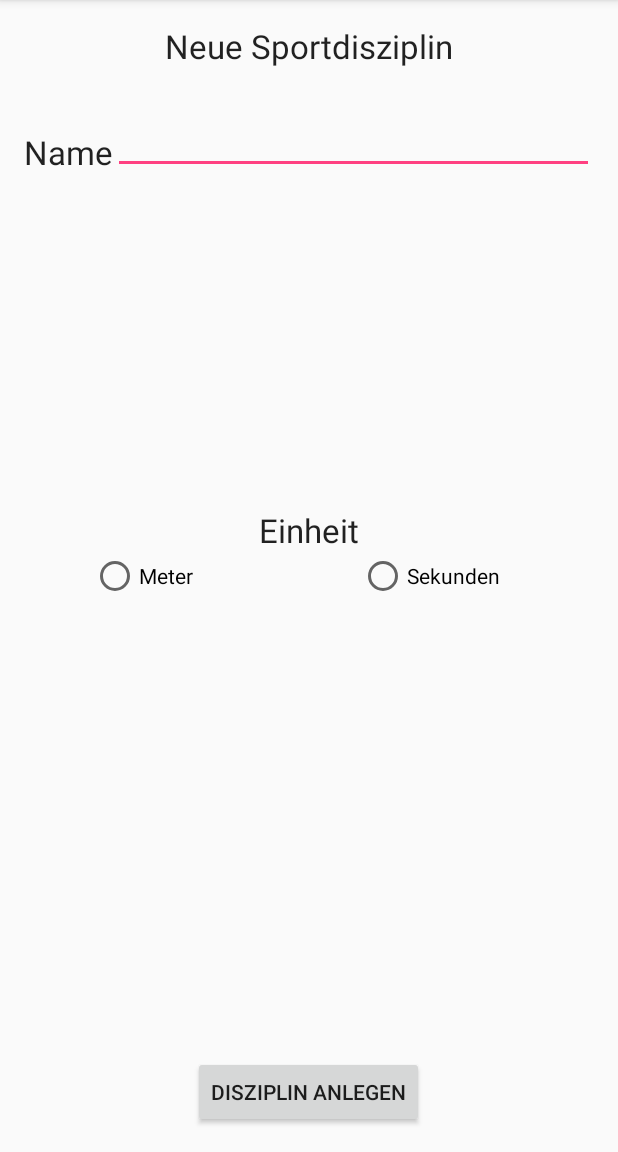
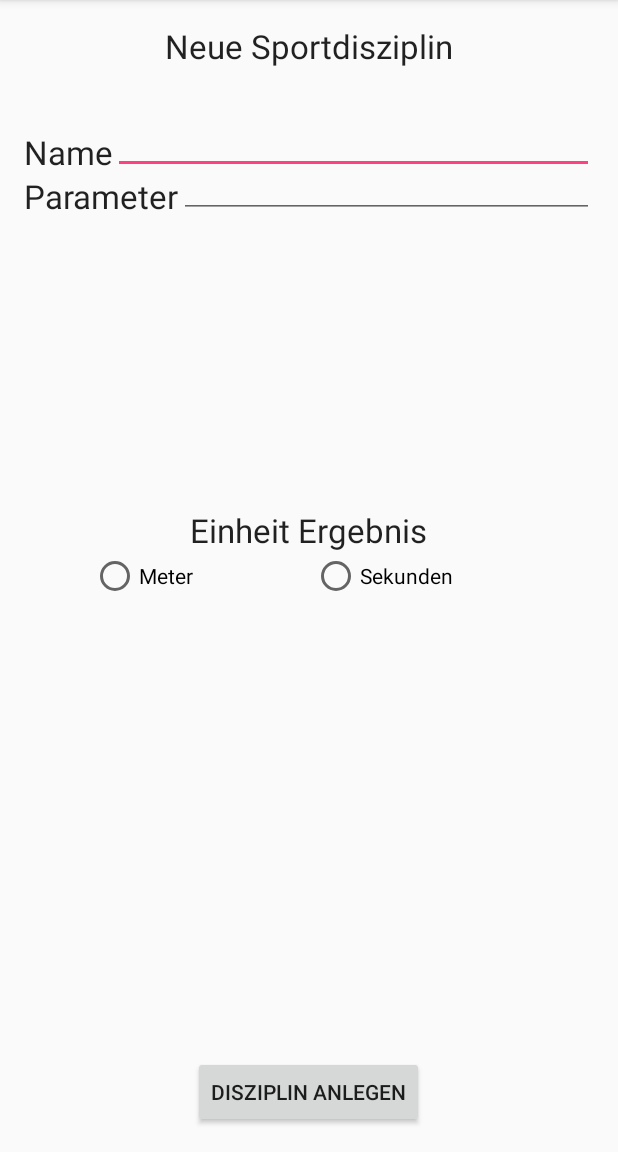
Before and after one commit to JessicaBL/Sportabzeichen_Verwaltung, an Android app: the NewSports screen opened directly, with no data from a screen before it, on a phone screen of 412 x 824 dp, the part 84-1236 px from its top. Run offline under Robolectric (Android 15) with nearby library versions, the phone set to English and light mode, and no system bars.

Commit message:
Disziplin-Eigenschaft Parameter hinzugefügt

```diff
--- a/app/src/main/java/com/mobsys/fhdortmund/sportabzeichen_verwaltung/DatabaseHelperSports.java
+++ b/app/src/main/java/com/mobsys/fhdortmund/sportabzeichen_verwaltung/DatabaseHelperSports.java
@@ -12,9 +12,10 @@ public class DatabaseHelperSports extends SQLiteOpenHelper{
     public static final String TABLE_NAME = "sports_table";
     public static final String COL_1 = "ID";
     public static final String COL_2= "NAME";
-    public static final String COL_3= "INFO";
-    public static final String COL_4= "POSITION_LAT";
-    public static final String COL_5= "POSITION_LNG";
+    public static final String COL_3= "PARAMETER";
+    public static final String COL_4= "UNIT";
+    public static final String COL_5= "POSITION_LAT";
+    public static final String COL_6= "POSITION_LNG";
 
 
 
@@ -24,7 +25,7 @@ public class DatabaseHelperSports extends SQLiteOpenHelper{
 
     @Override
     public void onCreate(SQLiteDatabase db) {
-        db.execSQL("create table " + TABLE_NAME + " (ID INTEGER PRIMARY KEY AUTOINCREMENT,NAME TEXT,INFO TEXT, POSITION_LAT TEXT, POSITION_LNG TEXT)");
+        db.execSQL("create table " + TABLE_NAME + " (ID INTEGER PRIMARY KEY AUTOINCREMENT,NAME TEXT,PARAMETER TEXT, UNIT TEXT, POSITION_LAT TEXT, POSITION_LNG TEXT)");
     }
 
     @Override
@@ -33,13 +34,14 @@ public class DatabaseHelperSports extends SQLiteOpenHelper{
         onCreate(db);
     }
 
-    public boolean insertData(String name, String info, String position_lat, String position_lng){
+    public boolean insertData(String name, String parameter, String unit, String position_lat, String position_lng){
         SQLiteDatabase db = this.getWritableDatabase();
         ContentValues contentValues = new ContentValues();
         contentValues.put(COL_2, name);
-        contentValues.put(COL_3, info);
-        contentValues.put(COL_4, position_lat);
-        contentValues.put(COL_5, position_lng);
+        contentValues.put(COL_3, parameter);
+        contentValues.put(COL_4, unit);
+        contentValues.put(COL_5, position_lat);
+        contentValues.put(COL_6, position_lng);
         long  result = db.insert(TABLE_NAME, null, contentValues);
         if(result==-1)
             return false;
@@ -53,14 +55,15 @@ public class DatabaseHelperSports extends SQLiteOpenHelper{
         return res;
     }
 
-    public boolean updateData(String id, String name, String info, String position_lat, String position_lng){
+    public boolean updateData(String id, String name, String parameter, String unit, String position_lat, String position_lng){
         SQLiteDatabase db = this.getWritableDatabase();
         ContentValues contentValues = new ContentValues();
         contentValues.put(COL_1, id);
         contentValues.put(COL_2, name);
-        contentValues.put(COL_3, info);
-        contentValues.put(COL_4, position_lat);
-        contentValues.put(COL_5, position_lng);
+        contentValues.put(COL_3, parameter);
+        contentValues.put(COL_4, unit);
+        contentValues.put(COL_5, position_lat);
+        contentValues.put(COL_6, position_lng);
         db.update(TABLE_NAME, contentValues, "ID = ?", new String[] { id });
         return true;
     }
--- a/app/src/main/java/com/mobsys/fhdortmund/sportabzeichen_verwaltung/NewResult.java
+++ b/app/src/main/java/com/mobsys/fhdortmund/sportabzeichen_verwaltung/NewResult.java
@@ -46,15 +46,17 @@ public class NewResult extends AppCompatActivity {
         id_sports = null;
         String name= null;
         String unity = null;
+        String parameter = null;
 
         while(res.moveToNext()) {
             id_sports = res.getString(0);
             name = res.getString(1);
-            unity = res.getString(2);
+            parameter = res.getString(2);
+            unity = res.getString(3);
         }
 
        TextView sports_text=(TextView)findViewById(R.id.sports_text);
-       sports_text.setText("Ergebnisse für Sportart '"+ name+"' eintragen");
+       sports_text.setText("Ergebnisse für Sportart '"+ name+" "+parameter+"' eintragen");
 
         TextView sports_text_unity=(TextView)findViewById(R.id.sports_text_unity);
         sports_text_unity.setText(""+unity+"");
--- a/app/src/main/java/com/mobsys/fhdortmund/sportabzeichen_verwaltung/NewSports.java
+++ b/app/src/main/java/com/mobsys/fhdortmund/sportabzeichen_verwaltung/NewSports.java
@@ -26,6 +26,7 @@ public class NewSports extends AppCompatActivity {
         myDbSp = new DatabaseHelperSports(this);
 
         editName = (EditText) findViewById(R.id.editText_sportsName);
+        editInfo = (EditText) findViewById(R.id.editText_sportsParameter);
 
         Intent intent = getIntent();
         lat = intent.getDoubleExtra("lat", 0.0);
@@ -50,12 +51,15 @@ public class NewSports extends AppCompatActivity {
                         if (editName.getText().toString().equals("")) {
                             Toast.makeText(NewSports.this, "Bitte Name der Sportart angeben", Toast.LENGTH_LONG).show();
                         }
+                        else if(editInfo.getText().toString().equals("")){
+                            Toast.makeText(NewSports.this, "Bitte Parameter der Sportart angeben", Toast.LENGTH_LONG).show();
+                        }
                           else if(!meter.isChecked()&& !seconds.isChecked()) {
                             Toast.makeText(NewSports.this, "Bitte die Einheit der Sportart angeben", Toast.LENGTH_LONG).show();
 
                         } else {
                             boolean isInserted = myDbSp.insertData(editName.getText().toString(),
-                                    unity,Double.toString(lat), Double.toString(lng));
+                                    editInfo.getText().toString(),unity,Double.toString(lat), Double.toString(lng));
 
                             if (isInserted == true) {
                                 Toast.makeText(NewSports.this, "Disziplin angelegt", Toast.LENGTH_LONG).show();
--- a/app/src/main/java/com/mobsys/fhdortmund/sportabzeichen_verwaltung/ResultsAthlete.java
+++ b/app/src/main/java/com/mobsys/fhdortmund/sportabzeichen_verwaltung/ResultsAthlete.java
@@ -64,10 +64,11 @@ public class ResultsAthlete extends AppCompatActivity {
             Cursor res_Sports  = myDbSp.selectSingleData(id_sports);
             res_Sports.moveToFirst();
             String sport_name = res_Sports.getString(1);
-            String sport_info = res_Sports.getString(2);
+            String sport_parameter = res_Sports.getString(2);
+            String sport_unit = res_Sports.getString(3);
 
 
-            Result_List.add(sport_name +": "+ result+" "+sport_info+", Versuch-Nr: "+result_nr);
+            Result_List.add(sport_name+" "+sport_parameter+": "+ result+" "+sport_unit+", Versuch-Nr: "+result_nr);
         }
         TextView results_athletes=(TextView)findViewById(R.id.textView_results_athletes);
         results_athletes.setText("Ergebnisse für "+ name+" "+surname+", "+birthday+", "+sex);
--- a/app/src/main/res/layout/activity_new_sports.xml
+++ b/app/src/main/res/layout/activity_new_sports.xml
@@ -40,7 +40,7 @@
         android:layout_width="wrap_content"
         android:layout_height="wrap_content"
         android:textAppearance="?android:attr/textAppearanceLarge"
-        android:text="Einheit"
+        android:text="Einheit Ergebnis"
         android:id="@+id/textView8"
         android:layout_above="@+id/radioButton_meter"
         android:layout_centerHorizontal="true" />
@@ -71,11 +71,30 @@
         android:layout_height="wrap_content"
         android:text="Sekunden"
         android:id="@+id/radioButton_seconds"
+        android:checked="false"
+        android:onClick="onRadioButtonSecondsClicked"
         android:layout_below="@+id/textView8"
-        android:layout_toRightOf="@+id/textView8"
-        android:layout_toEndOf="@+id/textView8"
-        android:checked="false"
-        android:onClick="onRadioButtonSecondsClicked"/>
+        android:layout_alignRight="@+id/textView6"
+        android:layout_alignEnd="@+id/textView6" />
+
+    <TextView
+        android:layout_width="wrap_content"
+        android:layout_height="wrap_content"
+        android:textAppearance="?android:attr/textAppearanceLarge"
+        android:text="Parameter"
+        android:id="@+id/textView12"
+        android:layout_below="@+id/editText_sportsName"
+        android:layout_alignParentLeft="true"
+        android:layout_alignParentStart="true" />
+
+    <EditText
+        android:layout_width="wrap_content"
+        android:layout_height="wrap_content"
+        android:id="@+id/editText_sportsParameter"
+        android:layout_alignBottom="@+id/textView12"
+        android:layout_toRightOf="@+id/textView12"
+        android:layout_alignRight="@+id/editText_sportsName"
+        android:layout_alignEnd="@+id/editText_sportsName" />
     />
 
 </RelativeLayout>
```
Also changed, not shown: app/src/main/java/com/mobsys/fhdortmund/sportabzeichen_verwaltung/Maps.java (+5 -4 lines), app/src/main/java/com/mobsys/fhdortmund/sportabzeichen_verwaltung/ShowResults.java (+6 -3 lines).
